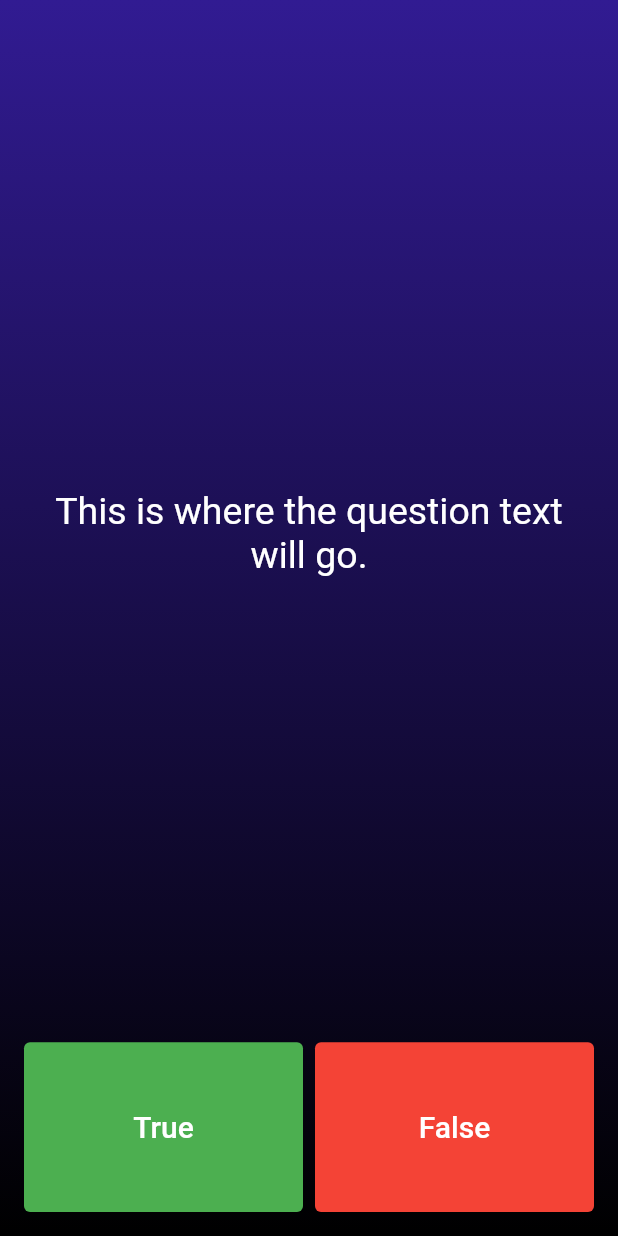
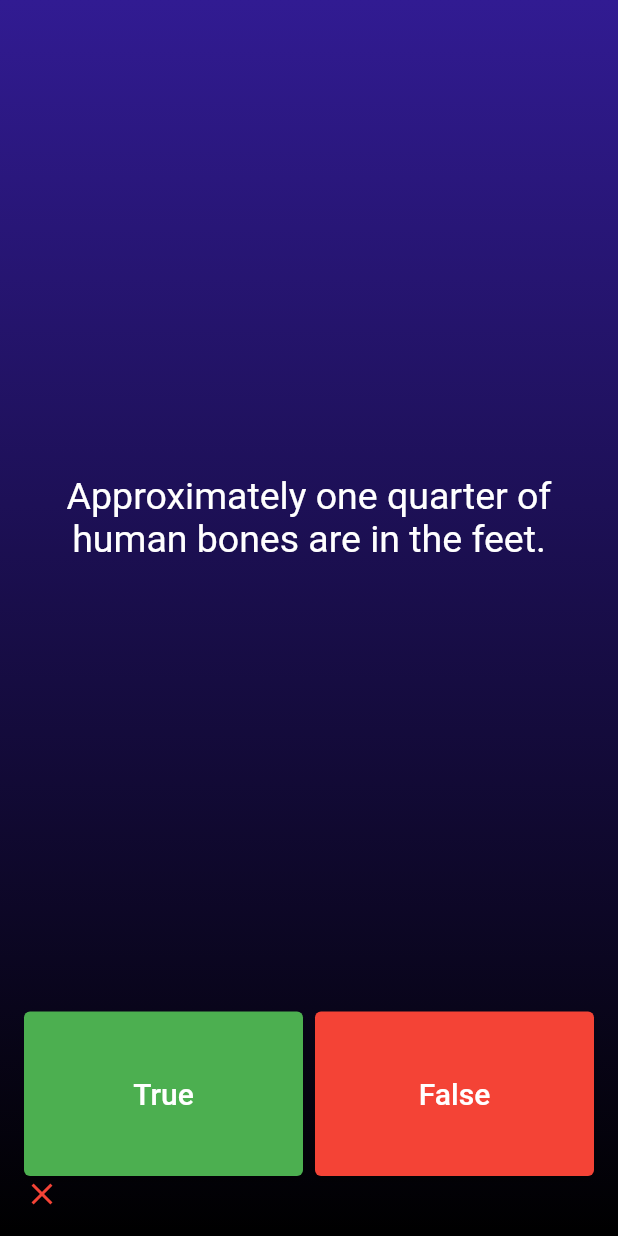
Before and after one commit to oalshokri/quizzler, a Flutter app: the screen it shows after launch, after a tap on "True", on a phone screen of 412 x 824 dp. Run offline on Flutter 3.47's test engine with Material 2 defaults, Android fonts, the phone set to English and light mode, and no system bars.

Commit message:
- after add quiz brain

```diff
--- a/lib/main.dart
+++ b/lib/main.dart
@@ -1,4 +1,5 @@
 import 'package:flutter/material.dart';
+import 'package:quizzler/quiz_brain.dart';
 
 void main() => runApp(const Quizzler());
 
@@ -22,7 +23,7 @@ class Quizzler extends StatelessWidget {
           ),
           child: const SafeArea(
             child: Padding(
-              padding: EdgeInsets.all(16.0),
+              padding: EdgeInsets.all(16),
               child: QuizPage(),
             ),
           ),
@@ -40,19 +41,24 @@ class QuizPage extends StatefulWidget {
 }
 
 class QuizPageState extends State<QuizPage> {
+  QuizBrain quizBrain = QuizBrain();
+
+  List<Icon> scoreKeeper = [];
+
+  int qNum = 0;
   @override
   Widget build(BuildContext context) {
     return Column(
       mainAxisAlignment: MainAxisAlignment.spaceBetween,
       crossAxisAlignment: CrossAxisAlignment.stretch,
       children: <Widget>[
-        const Expanded(
+        Expanded(
           flex: 6,
           child: Center(
             child: Text(
-              'This is where the question text will go.',
+              quizBrain.getQuestionText(),
               textAlign: TextAlign.center,
-              style: TextStyle(
+              style: const TextStyle(
                 fontSize: 25.0,
                 color: Colors.white,
               ),
@@ -77,6 +83,26 @@ class QuizPageState extends State<QuizPage> {
                   ),
                   onPressed: () {
                     //The user picked true.
+                    bool correctAnswer = quizBrain.getQuestionAnswer();
+
+                    quizBrain.nextQuestion();
+
+                    if (correctAnswer) {
+                      print('correct! ...');
+                      scoreKeeper.add(
+                        Icon(
+                          Icons.check,
+                          color: Colors.green,
+                        ),
+                      );
+                    } else {
+                      print('wrong! ..');
+                      scoreKeeper.add(Icon(
+                        Icons.close,
+                        color: Colors.red,
+                      ));
+                    }
+                    setState(() {});
                   },
                 ),
               ),
@@ -101,7 +127,9 @@ class QuizPageState extends State<QuizPage> {
             ],
           ),
         ),
-        //TODO: Add a Row here as your score keeper
+        Row(
+          children: scoreKeeper,
+        )
       ],
     );
   }
--- /dev/null
+++ b/lib/question.dart
@@ -0,0 +1,6 @@
+class Question {
+  String questionText;
+  bool questionAnswer;
+
+  Question(this.questionText, this.questionAnswer);
+}
--- /dev/null
+++ b/lib/quiz_brain.dart
@@ -0,0 +1,25 @@
+import 'package:quizzler/question.dart';
+
+class QuizBrain {
+  int qNum = 0;
+
+  final List<Question> _questions = [
+    Question('You can lead a cow down stairs but not up stairs.', false),
+    Question('Approximately one quarter of human bones are in the feet.', true),
+    Question('A slug\'s blood is green.', true),
+  ];
+
+  void nextQuestion() {
+    if (qNum < _questions.length - 1) {
+      qNum++;
+    }
+  }
+
+  String getQuestionText() {
+    return _questions[qNum].questionText;
+  }
+
+  bool getQuestionAnswer() {
+    return _questions[qNum].questionAnswer;
+  }
+}
```
